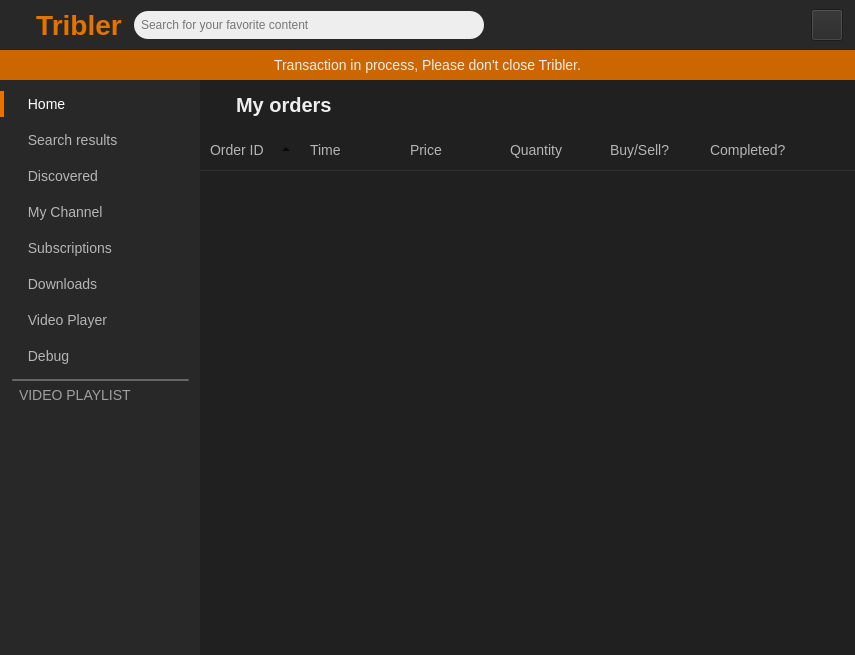
Old version of the form TriblerGUI/qt_resources/mainwindow.ui in the repository devos50/tribler.
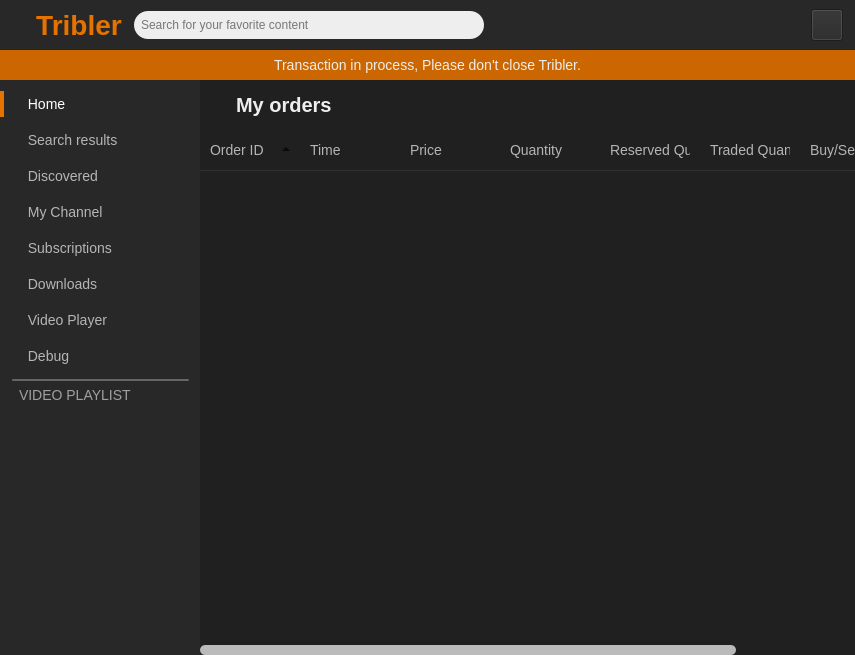
New version of the form. Icons and pictures are not drawn. Custom widgets are drawn as their Qt base class.

```diff
--- a/TriblerGUI/qt_resources/mainwindow.ui
+++ b/TriblerGUI/qt_resources/mainwindow.ui
@@ -11107,6 +11107,16 @@
               <string>Quantity</string>
              </property>
             </column>
+            <column>
+             <property name="text">
+              <string>Reserved Quantity</string>
+             </property>
+            </column>
+            <column>
+             <property name="text">
+              <string>Traded Quantity</string>
+             </property>
+            </column>
             <column>
              <property name="text">
               <string>Buy/Sell?</string>
```
Left out of the diff: 4 changed lines with no effect on the pictures.
